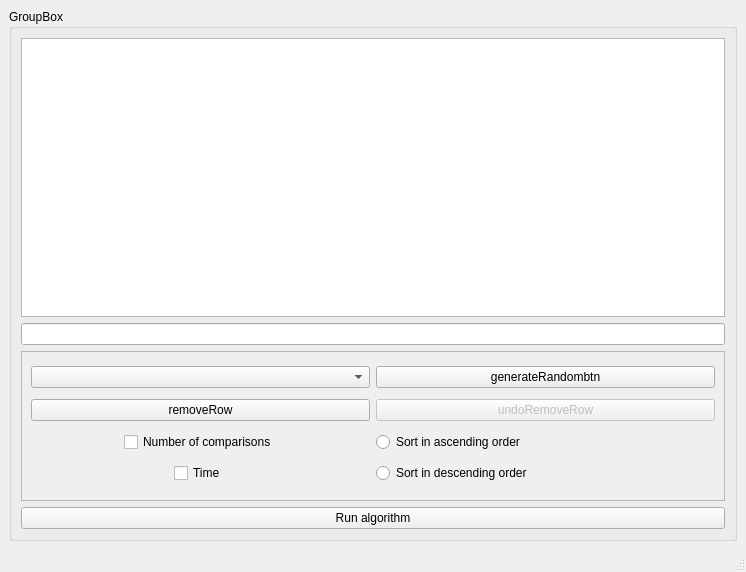
Qt form OOPlab2/mainwindow.ui (YaroslavDrovolskyi/OOOP-algorithms-project) before a commit.
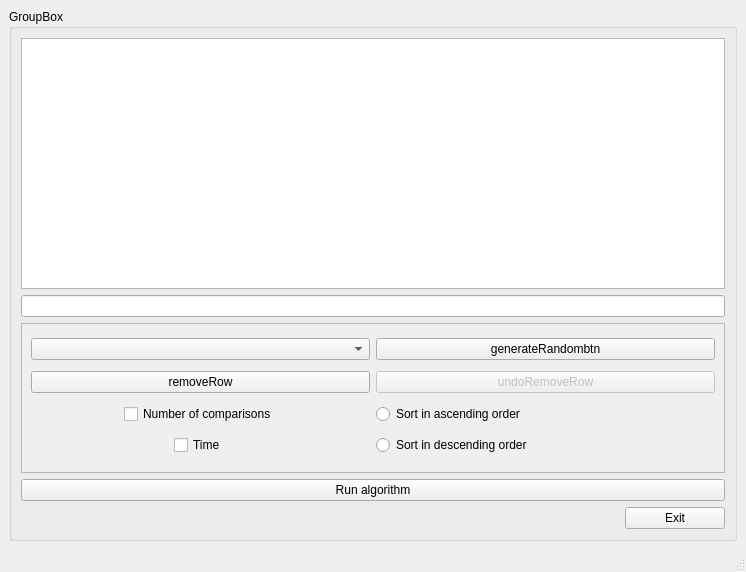
The same form after that commit.

Diff of the .ui file:
```diff
--- a/OOPlab2/mainwindow.ui
+++ b/OOPlab2/mainwindow.ui
@@ -95,7 +95,7 @@
            <rect>
             <x>0</x>
             <y>0</y>
-            <width>700</width>
+            <width>706</width>
             <height>148</height>
            </rect>
           </property>
@@ -166,6 +166,34 @@
          </property>
         </widget>
        </item>
+       <item>
+        <widget class="QPushButton" name="exitbtn">
+         <property name="sizePolicy">
+          <sizepolicy hsizetype="Minimum" vsizetype="Fixed">
+           <horstretch>0</horstretch>
+           <verstretch>0</verstretch>
+          </sizepolicy>
+         </property>
+         <property name="minimumSize">
+          <size>
+           <width>9</width>
+           <height>0</height>
+          </size>
+         </property>
+         <property name="maximumSize">
+          <size>
+           <width>100</width>
+           <height>16777215</height>
+          </size>
+         </property>
+         <property name="layoutDirection">
+          <enum>Qt::RightToLeft</enum>
+         </property>
+         <property name="text">
+          <string>Exit</string>
+         </property>
+        </widget>
+       </item>
       </layout>
      </widget>
     </item>
```
Left out of the diff: 2 changed lines with no effect on the pictures.
